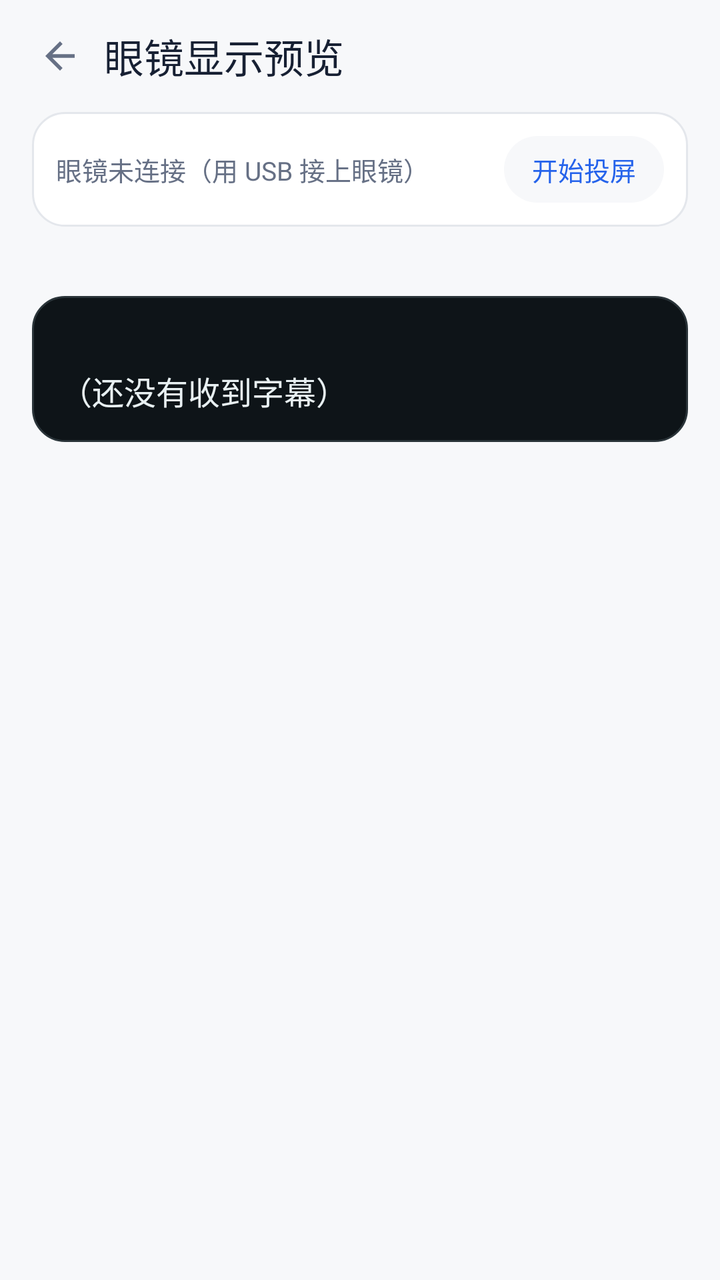
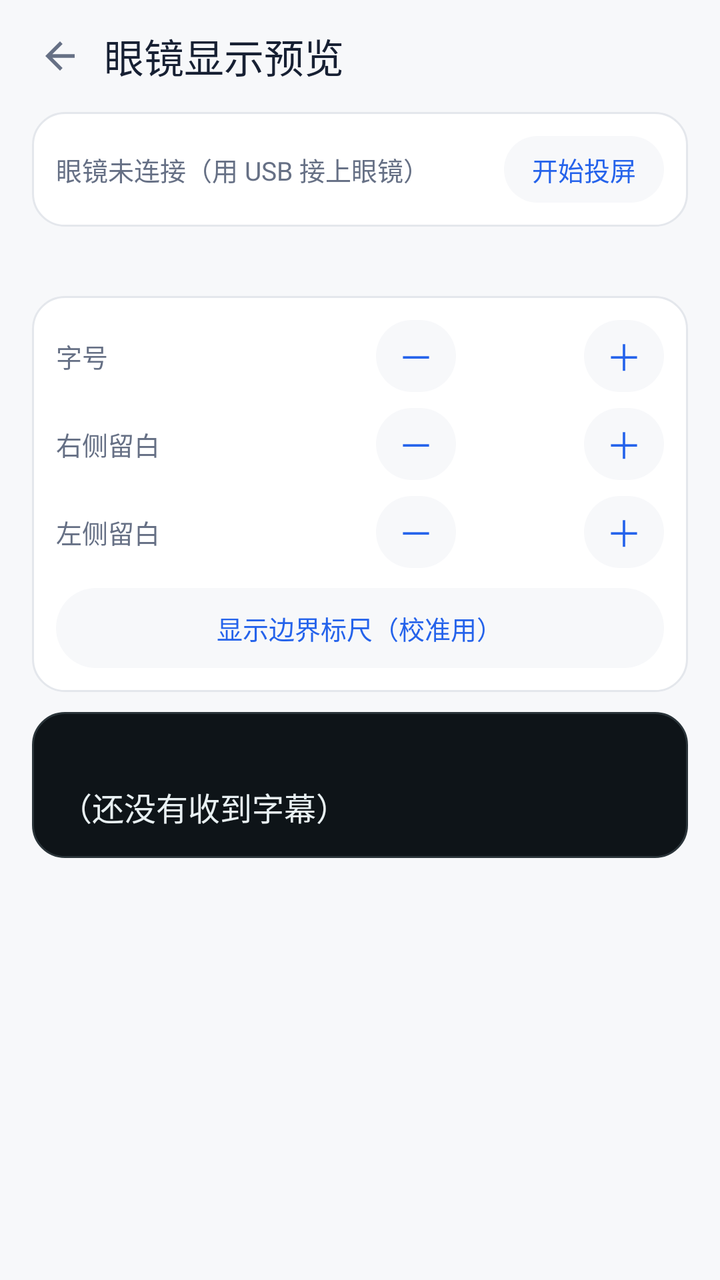

The first picture is an Android layout as it rendered before a commit; the second is the same layout after the commit. The layout source and the unified diff follow.
<!-- AndroidManifest.xml: application theme AppTheme -->
<!-- res/layout/overlay_glasses.xml -->
<?xml version="1.0" encoding="utf-8"?>
<LinearLayout xmlns:android="http://schemas.android.com/apk/res/android"
    android:layout_width="match_parent"
    android:layout_height="match_parent"
    android:background="@color/page"
    android:orientation="vertical">

    <LinearLayout
        android:layout_width="match_parent"
        android:layout_height="56dp"
        android:gravity="center_vertical"
        android:orientation="horizontal"
        android:paddingStart="8dp"
        android:paddingEnd="16dp">

        <ImageView
            android:id="@+id/glassesBack"
            android:layout_width="44dp"
            android:layout_height="44dp"
            android:background="@drawable/tap_icon_bare"
            android:clickable="true"
            android:contentDescription="@string/back"
            android:focusable="true"
            android:padding="11dp"
            android:src="@drawable/ic_back" />

        <TextView
            android:id="@+id/glassesTitle"
            android:layout_width="0dp"
            android:layout_height="wrap_content"
            android:layout_weight="1"
            android:fontFamily="sans-serif-medium"
            android:text="@string/glasses_preview_title"
            android:textColor="@color/ink"
            android:textSize="20sp" />
    </LinearLayout>

    
    <LinearLayout
        android:layout_width="match_parent"
        android:layout_height="wrap_content"
        android:layout_marginStart="16dp"
        android:layout_marginEnd="16dp"
        android:layout_marginBottom="10dp"
        android:background="@drawable/bg_card"
        android:gravity="center_vertical"
        android:orientation="horizontal"
        android:padding="12dp">

        <TextView
            android:id="@+id/glassesRealStatus"
            android:layout_width="0dp"
            android:layout_height="wrap_content"
            android:layout_weight="1"
            android:text="@string/glasses_real_idle"
            android:textColor="@color/ink_soft"
            android:textSize="13sp" />

        <TextView
            android:id="@+id/glassesRealToggle"
            android:layout_width="wrap_content"
            android:layout_height="wrap_content"
            android:background="@drawable/tap_pill"
            android:clickable="true"
            android:focusable="true"
            android:paddingStart="14dp"
            android:paddingTop="7dp"
            android:paddingEnd="14dp"
            android:paddingBottom="7dp"
            android:text="@string/glasses_real_cast"
            android:textColor="@color/brand"
            android:textSize="13sp" />
    </LinearLayout>

    
    <TextView
        android:id="@+id/glassesRealDiag"
        android:layout_width="match_parent"
        android:layout_height="wrap_content"
        android:layout_marginStart="16dp"
        android:layout_marginEnd="16dp"
        android:layout_marginBottom="10dp"
        android:fontFamily="monospace"
        android:textColor="@color/ink_soft"
        android:textSize="11sp" />

    <LinearLayout
        android:layout_width="match_parent"
        android:layout_height="wrap_content"
        android:layout_marginStart="16dp"
        android:layout_marginEnd="16dp"
        android:background="@drawable/panel_bg"
        android:orientation="vertical"
        android:padding="14dp">

        <TextView
            android:id="@+id/glassesBadge"
            android:layout_width="wrap_content"
            android:layout_height="wrap_content"
            android:layout_marginBottom="8dp"
            android:letterSpacing="0.08"
            android:textColor="@color/screen_ink_dim"
            android:textSize="10sp" />

        <TextView
            android:id="@+id/glassesPanel"
            android:layout_width="match_parent"
            android:layout_height="wrap_content"
            android:fontFamily="monospace"
            android:lineSpacingExtra="6dp"
            android:text="@string/glasses_preview_empty"
            android:textColor="@color/screen_ink"
            android:textSize="16sp" />
    </LinearLayout>

    <TextView
        android:id="@+id/glassesCaption"
        android:layout_width="match_parent"
        android:layout_height="wrap_content"
        android:layout_marginStart="16dp"
        android:layout_marginTop="10dp"
        android:layout_marginEnd="16dp"
        android:textColor="@color/ink_faint"
        android:textSize="12sp" />
</LinearLayout>
<!-- resources referenced by this layout -->
<resources>
  <color name="brand">#2563EB</color>
  <color name="ink">#172033</color>
  <color name="ink_faint">#98A2B3</color>
  <color name="ink_soft">#667085</color>
  <color name="page">#F7F8FA</color>
  <color name="screen_ink">#E8F0F2</color>
  <color name="screen_ink_dim">#7C8B93</color>
  <!-- drawable bg_card (drawable) -->
  <?xml version="1.0" encoding="utf-8"?>
  <shape xmlns:android="http://schemas.android.com/apk/res/android" android:shape="rectangle">
      <solid android:color="@color/surface" />
      <stroke android:width="1dp" android:color="@color/line" />
      <corners android:radius="16dp" />
  </shape>
  <!-- drawable ic_back (drawable) -->
  <?xml version="1.0" encoding="utf-8"?>
  <vector xmlns:android="http://schemas.android.com/apk/res/android"
      android:width="22dp" android:height="22dp"
      android:viewportWidth="24" android:viewportHeight="24">
      <path android:fillColor="@color/ink_soft"
          android:pathData="M20,11H7.83l5.59,-5.59L12,4l-8,8 8,8 1.41,-1.41L7.83,13H20v-2z" />
  </vector>
  <!-- drawable panel_bg (drawable) -->
  <?xml version="1.0" encoding="utf-8"?>
  <shape xmlns:android="http://schemas.android.com/apk/res/android" android:shape="rectangle">
      <solid android:color="@color/screen" />
      <stroke android:width="1dp" android:color="@color/screen_line" />
      <corners android:radius="16dp" />
  </shape>
  <!-- drawable tap_icon_bare (drawable) -->
  <?xml version="1.0" encoding="utf-8"?>
  <ripple xmlns:android="http://schemas.android.com/apk/res/android"
      android:color="@color/ripple_light">
      <item>
          <shape android:shape="oval">
              <solid android:color="#00000000" />
          </shape>
      </item>
  </ripple>
  <!-- drawable tap_pill (drawable) -->
  <?xml version="1.0" encoding="utf-8"?>
  <ripple xmlns:android="http://schemas.android.com/apk/res/android"
      android:color="@color/ripple_light">
      <item android:drawable="@drawable/bg_pill" />
  </ripple>
  <string name="back">返回</string>
  <string name="glasses_preview_empty">（还没有收到字幕）</string>
  <string name="glasses_preview_title">眼镜显示预览</string>
  <string name="glasses_real_cast">开始投屏</string>
  <string name="glasses_real_idle">眼镜未连接（用 USB 接上眼镜）</string>
  <style name="AppTheme" parent="@android:style/Theme.Material.Light.NoActionBar">
          <item name="android:windowBackground">@color/page</item>
          <item name="android:statusBarColor">@color/page</item>
          <item name="android:windowLightStatusBar">true</item>
          <item name="android:navigationBarColor">@color/page</item>
          <item name="android:colorAccent">@color/brand</item>
      </style>
  <color name="surface">#FFFFFF</color>
  <color name="line">#E4E7EC</color>
  <color name="screen">#0E1418</color>
  <color name="screen_line">#2A3439</color>
  <color name="ripple_light">#14000000</color>
  <!-- drawable bg_pill (drawable) -->
  <?xml version="1.0" encoding="utf-8"?>
  <shape xmlns:android="http://schemas.android.com/apk/res/android" android:shape="rectangle">
      <solid android:color="@color/page" />
      <corners android:radius="22dp" />
  </shape>
</resources>

<!-- the commit's change to res/layout/overlay_glasses.xml (unified diff, before → after) -->
@@ -84,6 +84,181 @@
         android:textColor="@color/ink_soft"
         android:textSize="11sp" />
 
+    
+    <LinearLayout
+        android:layout_width="match_parent"
+        android:layout_height="wrap_content"
+        android:layout_marginStart="16dp"
+        android:layout_marginEnd="16dp"
+        android:layout_marginBottom="10dp"
+        android:background="@drawable/bg_card"
+        android:orientation="vertical"
+        android:padding="12dp">
+
+        <LinearLayout
+            android:layout_width="match_parent"
+            android:layout_height="wrap_content"
+            android:gravity="center_vertical"
+            android:orientation="horizontal">
+
+            <TextView
+                android:layout_width="0dp"
+                android:layout_height="wrap_content"
+                android:layout_weight="1"
+                android:text="@string/glasses_tune_font"
+                android:textColor="@color/ink_soft"
+                android:textSize="13sp" />
+
+            <TextView
+                android:id="@+id/glassesFontMinus"
+                android:layout_width="40dp"
+                android:layout_height="36dp"
+                android:background="@drawable/tap_pill"
+                android:clickable="true"
+                android:focusable="true"
+                android:gravity="center"
+                android:text="@string/glasses_tune_minus"
+                android:textColor="@color/brand"
+                android:textSize="18sp" />
+
+            <TextView
+                android:id="@+id/glassesFontValue"
+                android:layout_width="64dp"
+                android:layout_height="wrap_content"
+                android:gravity="center"
+                android:textColor="@color/ink"
+                android:textSize="14sp" />
+
+            <TextView
+                android:id="@+id/glassesFontPlus"
+                android:layout_width="40dp"
+                android:layout_height="36dp"
+                android:background="@drawable/tap_pill"
+                android:clickable="true"
+                android:focusable="true"
+                android:gravity="center"
+                android:text="@string/glasses_tune_plus"
+                android:textColor="@color/brand"
+                android:textSize="18sp" />
+        </LinearLayout>
+
+        <LinearLayout
+            android:layout_width="match_parent"
+            android:layout_height="wrap_content"
+            android:layout_marginTop="8dp"
+            android:gravity="center_vertical"
+            android:orientation="horizontal">
+
+            <TextView
+                android:layout_width="0dp"
+                android:layout_height="wrap_content"
+                android:layout_weight="1"
+                android:text="@string/glasses_tune_right"
+                android:textColor="@color/ink_soft"
+                android:textSize="13sp" />
+
+            <TextView
+                android:id="@+id/glassesRightMinus"
+                android:layout_width="40dp"
+                android:layout_height="36dp"
+                android:background="@drawable/tap_pill"
+                android:clickable="true"
+                android:focusable="true"
+                android:gravity="center"
+                android:text="@string/glasses_tune_minus"
+                android:textColor="@color/brand"
+                android:textSize="18sp" />
+
+            <TextView
+                android:id="@+id/glassesRightValue"
+                android:layout_width="64dp"
+                android:layout_height="wrap_content"
+                android:gravity="center"
+                android:textColor="@color/ink"
+                android:textSize="14sp" />
+
+            <TextView
+                android:id="@+id/glassesRightPlus"
+                android:layout_width="40dp"
+                android:layout_height="36dp"
+                android:background="@drawable/tap_pill"
+                android:clickable="true"
+                android:focusable="true"
+                android:gravity="center"
+                android:text="@string/glasses_tune_plus"
+                android:textColor="@color/brand"
+                android:textSize="18sp" />
+        </LinearLayout>
+
+        <LinearLayout
+            android:layout_width="match_parent"
+            android:layout_height="wrap_content"
+            android:layout_marginTop="8dp"
+            android:gravity="center_vertical"
+            android:orientation="horizontal">
+
+            <TextView
+                android:layout_width="0dp"
+                android:layout_height="wrap_content"
+                android:layout_weight="1"
+                android:text="@string/glasses_tune_left"
+                android:textColor="@color/ink_soft"
+                android:textSize="13sp" />
+
+            <TextView
+                android:id="@+id/glassesLeftMinus"
+                android:layout_width="40dp"
+                android:layout_height="36dp"
+                android:background="@drawable/tap_pill"
+                android:clickable="true"
+                android:focusable="true"
+                android:gravity="center"
+                android:text="@string/glasses_tune_minus"
+                android:textColor="@color/brand"
+                android:textSize="18sp" />
+
+            <TextView
+                android:id="@+id/glassesLeftValue"
+                android:layout_width="64dp"
+                android:layout_height="wrap_content"
+                android:gravity="center"
+                android:textColor="@color/ink"
+                android:textSize="14sp" />
+
+            <TextView
+                android:id="@+id/glassesLeftPlus"
+                android:layout_width="40dp"
+                android:layout_height="36dp"
+                android:background="@drawable/tap_pill"
+                android:clickable="true"
+                android:focusable="true"
+                android:gravity="center"
+                android:text="@string/glasses_tune_plus"
+                android:textColor="@color/brand"
+                android:textSize="18sp" />
+        </LinearLayout>
+
+        
+        <LinearLayout
+            android:id="@+id/glassesRulerToggle"
+            android:layout_width="match_parent"
+            android:layout_height="40dp"
+            android:layout_marginTop="10dp"
+            android:background="@drawable/tap_pill"
+            android:clickable="true"
+            android:focusable="true"
+            android:gravity="center">
+
+            <TextView
+                android:id="@+id/glassesRulerLabel"
+                android:layout_width="wrap_content"
+                android:layout_height="wrap_content"
+                android:text="@string/glasses_tune_ruler"
+                android:textColor="@color/brand"
+                android:textSize="13sp" />
+        </LinearLayout>
+    </LinearLayout>
+
     <LinearLayout
         android:layout_width="match_parent"
         android:layout_height="wrap_content"
<!-- resource entries referenced after the edit -->
@@ -50,6 +50,12 @@
   <string name="glasses_preview_title">眼镜显示预览</string>
   <string name="glasses_real_cast">开始投屏</string>
   <string name="glasses_real_idle">眼镜未连接（用 USB 接上眼镜）</string>
+  <string name="glasses_tune_font">字号</string>
+  <string name="glasses_tune_left">左侧留白</string>
+  <string name="glasses_tune_minus">－</string>
+  <string name="glasses_tune_plus">＋</string>
+  <string name="glasses_tune_right">右侧留白</string>
+  <string name="glasses_tune_ruler">显示边界标尺（校准用）</string>
   <style name="AppTheme" parent="@android:style/Theme.Material.Light.NoActionBar">
           <item name="android:windowBackground">@color/page</item>
           <item name="android:statusBarColor">@color/page</item>
